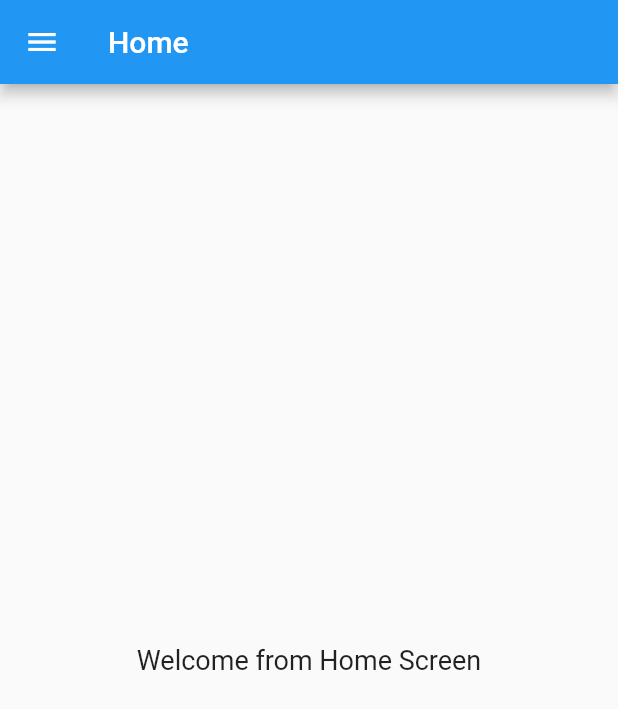
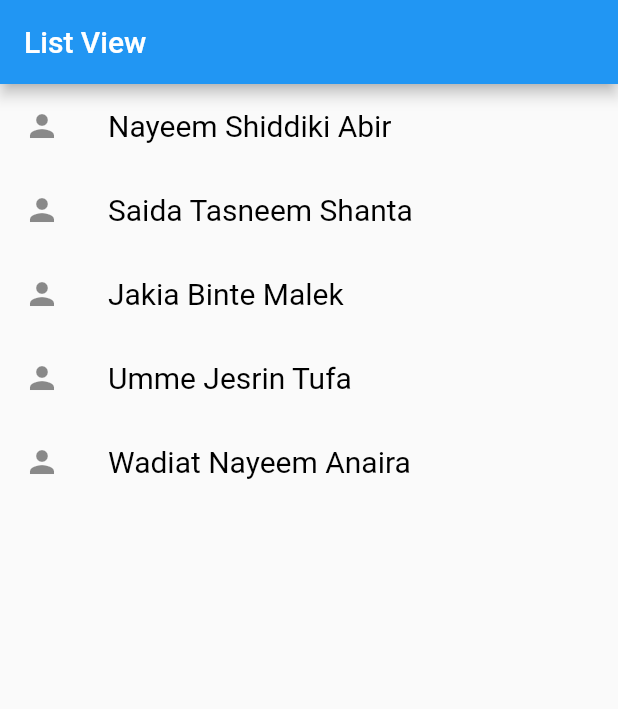
Before and after one commit to abircse/Flutter-Journey, a Flutter app: the screen it shows after launch, on a phone screen of 412 x 824 dp. Shown: the top 709 px of the screen. Run offline on Flutter 3.47's test engine with Material 2 defaults, Android fonts, the phone set to English and light mode, and no system bars.

Commit message:
List view added

```diff
--- a/lib/main.dart
+++ b/lib/main.dart
@@ -1,5 +1,5 @@
 import 'package:flutter/material.dart';
-import 'package:flutterjourney/topics/scaffolds/LefNavigationDrawer.dart';
+import 'package:flutterjourney/topics/list/mylist.dart';
 
 void main() {
   /*
@@ -9,5 +9,9 @@ void main() {
   );
   */
 
-  runApp(LefNavigationDrawer());
+  runApp(MaterialApp(
+    theme: ThemeData(primarySwatch: Colors.blue),
+    home: MyList(),
+  )
+  );
 }
--- /dev/null
+++ b/lib/topics/list/mylist.dart
@@ -0,0 +1,38 @@
+import 'package:flutter/material.dart';
+
+class MyList extends StatelessWidget {
+  const MyList({super.key});
+
+  @override
+  Widget build(BuildContext context) {
+    List<String> strs = [
+      "Nayeem Shiddiki Abir",
+      "Saida Tasneem Shanta",
+      "Jakia Binte Malek",
+      "Umme Jesrin Tufa",
+      "Wadiat Nayeem Anaira"
+    ];
+
+    return Scaffold(
+      appBar: AppBar(
+        title: const Text("List View"),
+        centerTitle: false
+      ),
+      body: ListView.builder(
+          itemCount: strs.length,
+          itemBuilder: (context, index) {
+            final data = strs[index];
+            return ListTile(
+              textColor: Colors.black,
+              leading: const Icon(Icons.person),
+              titleTextStyle: const TextStyle(fontWeight: FontWeight.normal),
+              title: Text(data, style: const TextStyle(fontSize: 20)),
+              onTap: () => {
+                ScaffoldMessenger.of(context).showSnackBar(
+                    SnackBar(content: Text(strs[index].toString()))),
+              },
+            );
+          }),
+    );
+  }
+}
--- /dev/null
+++ b/lib/topics/list/singleitemlistview.dart
@@ -0,0 +1 @@
+// TODO Implement this library.
```
